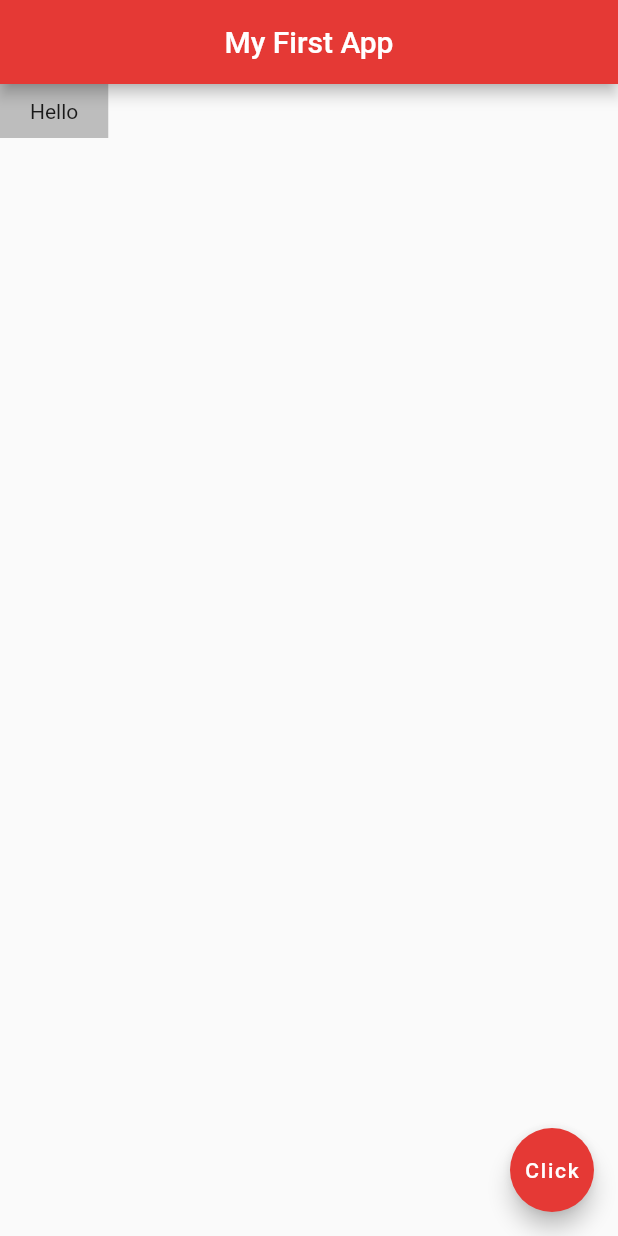
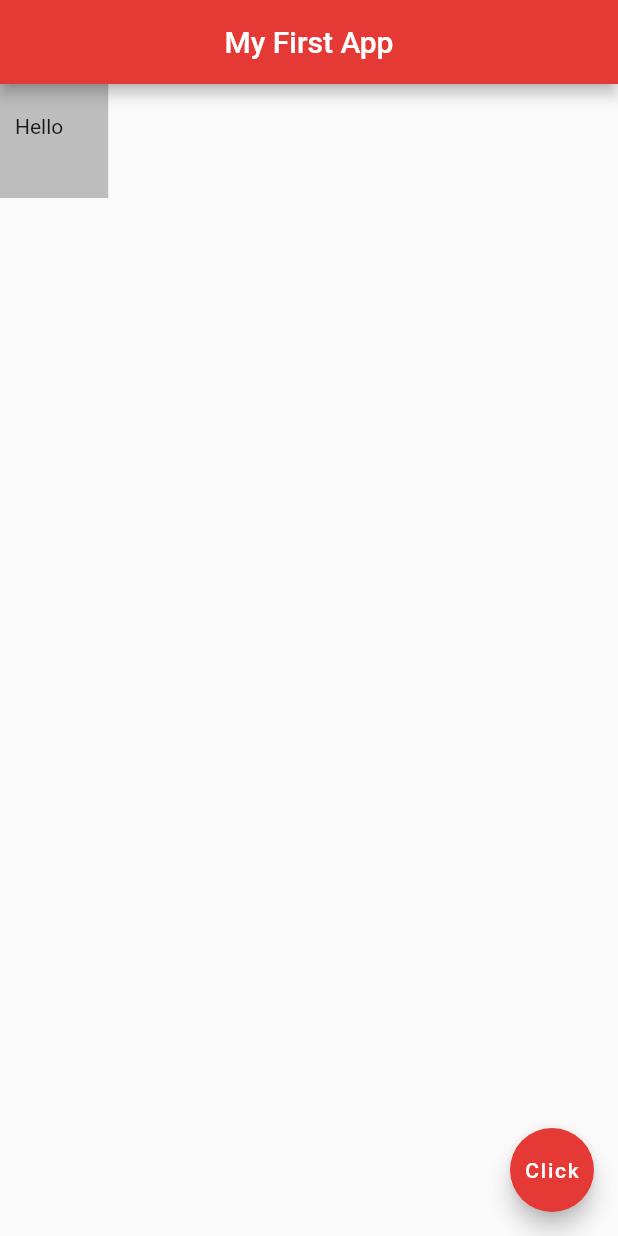
Before and after one commit to bodoganabel/flutter_first_test, a Flutter app: the screen it shows after launch, on a phone screen of 412 x 824 dp. Run offline on Flutter 3.47's test engine with Material 2 defaults, Android fonts, the light colour scheme and no system bars.

Commit message:
Padding custom

```diff
--- a/lib/main.dart
+++ b/lib/main.dart
@@ -14,7 +14,7 @@ class Home extends StatelessWidget {
         backgroundColor: Colors.red[600],
       ),
       body: Container(
-        padding: EdgeInsets.symmetric(horizontal: 20, vertical: 10),
+        padding: EdgeInsets.fromLTRB(10,20,30,40),
         color: Colors.grey[400],
         child: Text('Hello'),
           ),
```
